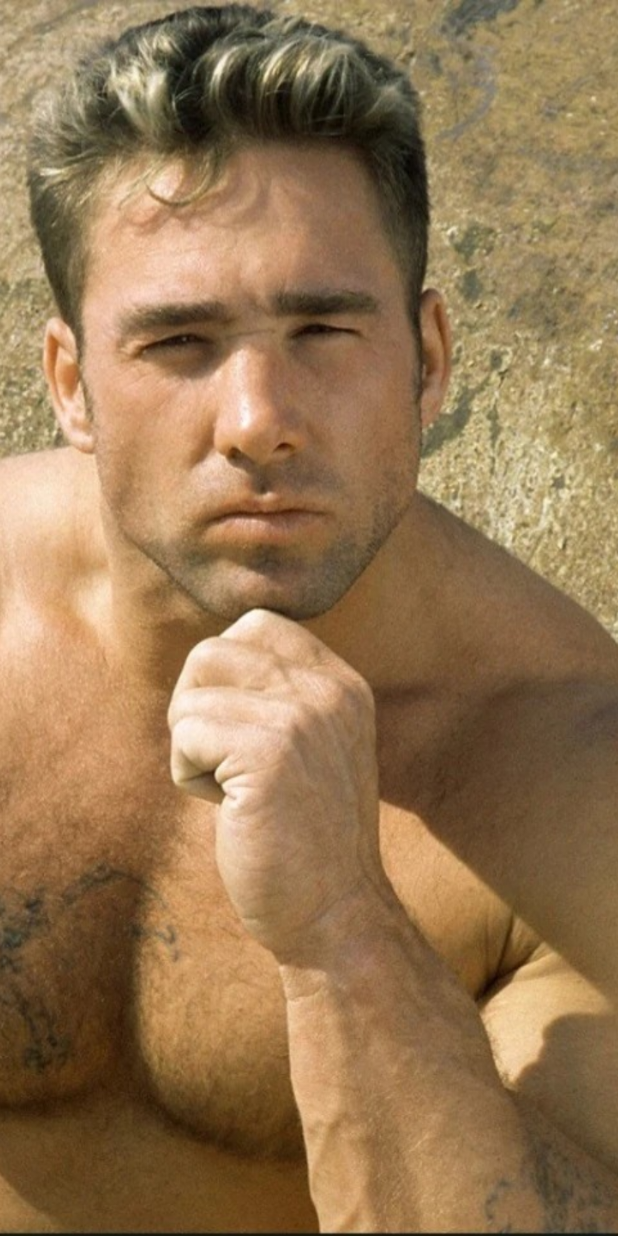
After one commit to VadimKirillov/MyApp, an Android app: the SplashActivity screen opened directly, with no data from a screen before it, on a phone screen of 412 x 824 dp. The commit adds this screen. Run offline under Robolectric (Android 15) with nearby library versions, the phone set to English and light mode, and no system bars.

Commit message:
Start Billy + Fragments

```diff
--- a/app/build.gradle
+++ b/app/build.gradle
@@ -30,6 +30,11 @@ android {
     kotlinOptions {
         jvmTarget = '1.8'
     }
+
+    buildFeatures{
+        viewBinding true
+    }
+
 }
 
 dependencies {
--- a/app/src/main/java/com/example/myapp/MainActivity.kt
+++ b/app/src/main/java/com/example/myapp/MainActivity.kt
@@ -2,10 +2,13 @@ package com.example.myapp
 
 import androidx.appcompat.app.AppCompatActivity
 import android.os.Bundle
+import com.example.myapp.fragments.DaysFragment
+import com.example.myapp.utils.FragmentManager
 
 class MainActivity : AppCompatActivity() {
     override fun onCreate(savedInstanceState: Bundle?) {
         super.onCreate(savedInstanceState)
         setContentView(R.layout.activity_main)
+        FragmentManager.setFragment(DaysFragment.newInstance(), this)
     }
 }
--- /dev/null
+++ b/app/src/main/java/com/example/myapp/SplashActivity.kt
@@ -0,0 +1,34 @@
+package com.example.myapp
+
+import android.annotation.SuppressLint
+import android.content.Intent
+import androidx.appcompat.app.AppCompatActivity
+import android.os.Bundle
+import android.os.CountDownTimer
+
+@SuppressLint("CustomSplashScreen")
+class SplashActivity : AppCompatActivity() {
+
+    private  lateinit var  timer: CountDownTimer
+    override fun onCreate(savedInstanceState: Bundle?) {
+        super.onCreate(savedInstanceState)
+        setContentView(R.layout.splash_activity)
+        timer = object : CountDownTimer(2000, 1000){
+            override fun onTick(p0: Long) {
+
+            }
+
+            override fun onFinish() {
+                startActivity(Intent(this@SplashActivity, MainActivity::class.java))
+            }
+
+        }.start()
+
+    }
+
+    override fun onDestroy() {
+        super.onDestroy()
+        timer.cancel()
+    }
+
+}
--- /dev/null
+++ b/app/src/main/res/layout/splash_activity.xml
@@ -0,0 +1,19 @@
+<?xml version="1.0" encoding="utf-8"?>
+<androidx.constraintlayout.widget.ConstraintLayout xmlns:android="http://schemas.android.com/apk/res/android"
+    xmlns:app="http://schemas.android.com/apk/res-auto"
+    xmlns:tools="http://schemas.android.com/tools"
+    android:layout_width="match_parent"
+    android:layout_height="match_parent"
+    tools:context=".SplashActivity">
+
+    <ImageView
+        android:id="@+id/imageView"
+        android:layout_width="wrap_content"
+        android:layout_height="wrap_content"
+        android:scaleType="centerCrop"
+        app:layout_constraintBottom_toBottomOf="parent"
+        app:layout_constraintEnd_toEndOf="parent"
+        app:layout_constraintStart_toStartOf="parent"
+        app:layout_constraintTop_toTopOf="parent"
+        app:srcCompat="@drawable/billy_bg" />
+</androidx.constraintlayout.widget.ConstraintLayout>
--- a/app/src/main/res/values-night/themes.xml
+++ /dev/null
@@ -1,16 +0,0 @@
-<resources xmlns:tools="http://schemas.android.com/tools">
-    <!-- Base application theme. -->
-    <style name="Theme.MyApp" parent="Theme.MaterialComponents.DayNight.DarkActionBar">
-        <!-- Primary brand color. -->
-        <item name="colorPrimary">@color/purple_200</item>
-        <item name="colorPrimaryVariant">@color/purple_700</item>
-        <item name="colorOnPrimary">@color/black</item>
-        <!-- Secondary brand color. -->
-        <item name="colorSecondary">@color/teal_200</item>
-        <item name="colorSecondaryVariant">@color/teal_200</item>
-        <item name="colorOnSecondary">@color/black</item>
-        <!-- Status bar color. -->
-        <item name="android:statusBarColor">?attr/colorPrimaryVariant</item>
-        <!-- Customize your theme here. -->
-    </style>
-</resources>
--- a/app/src/main/res/values/strings.xml
+++ b/app/src/main/res/values/strings.xml
@@ -1,3 +1,5 @@
 <resources>
     <string name="app_name">MyApp</string>
+
+    <string name="hello_blank_fragment">Hello blank fragment</string>
 </resources>
--- a/app/src/main/res/values/themes.xml
+++ b/app/src/main/res/values/themes.xml
@@ -9,8 +9,26 @@
         <item name="colorSecondary">@color/teal_200</item>
         <item name="colorSecondaryVariant">@color/teal_700</item>
         <item name="colorOnSecondary">@color/black</item>
+        <item name="android:windowFullscreen">true</item>
         <!-- Status bar color. -->
         <item name="android:statusBarColor">?attr/colorPrimaryVariant</item>
         <!-- Customize your theme here. -->
     </style>
+    <style name="Theme.Splash" parent="Theme.MaterialComponents.DayNight.DarkActionBar">
+        <!-- Primary brand color. -->
+        <item name="colorPrimary">@color/purple_500</item>
+        <item name="colorPrimaryVariant">@color/purple_700</item>
+        <item name="colorOnPrimary">@color/white</item>
+        <!-- Secondary brand color. -->
+        <item name="colorSecondary">@color/teal_200</item>
+        <item name="colorSecondaryVariant">@color/teal_700</item>
+        <item name="colorOnSecondary">@color/black</item>
+        <item name="windowActionBar">false</item>
+        <item name="windowNoTitle">true</item>
+        <item name="android:windowFullscreen">true</item>
+        <!-- Status bar color. -->
+        <item name="android:statusBarColor">?attr/colorPrimaryVariant</item>
+        <!-- Customize your theme here. -->
+    </style>
+
 </resources>
```
Also changed, not shown: app/src/main/AndroidManifest.xml (+9 -0 lines), app/src/main/java/com/example/myapp/fragments/DaysFragment.kt (added, +27 -0 lines), app/src/main/java/com/example/myapp/utils/FragmentManager.kt (added, +13 -0 lines), app/src/main/res/layout/activity_main.xml (+2 -12 lines), app/src/main/res/layout/fragment_days.xml (added, +31 -0 lines), app/src/main/res/drawable/billy_bg.jpg (added).
